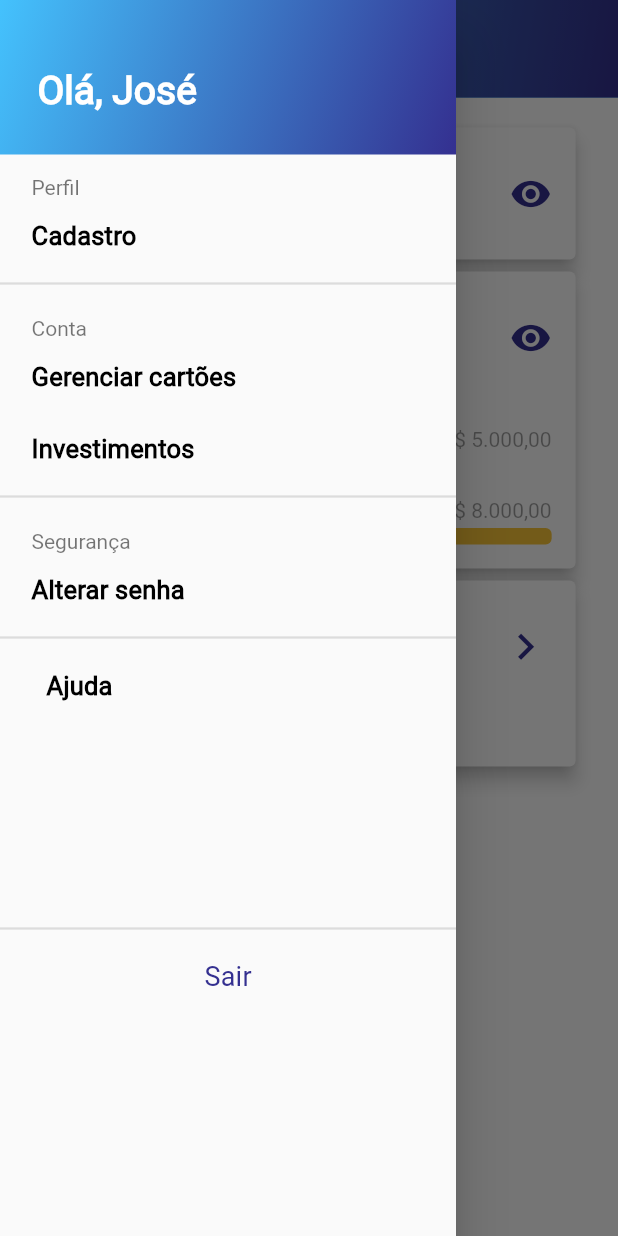
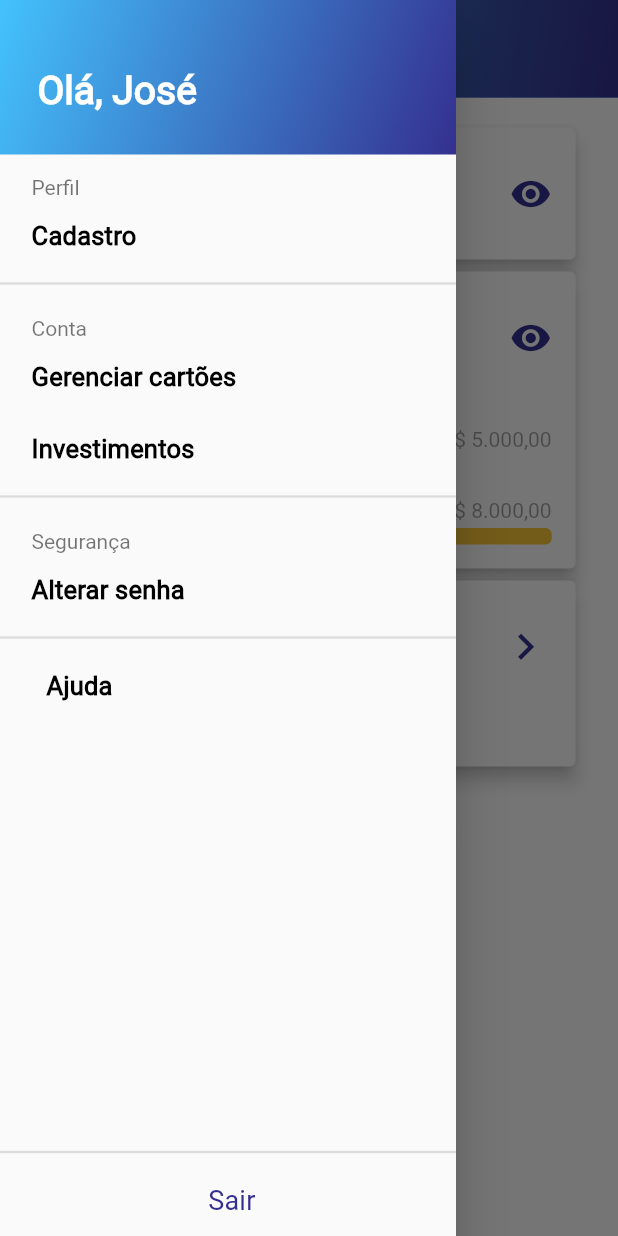
Before and after one commit to luna-vasconcelos/raroacademy-budget-techninjas, a Flutter app: the HomePage screen opened by its route, with the side drawer open, on a phone screen of 412 x 824 dp. Run offline on Flutter 3.47's test engine with Material 2 defaults, Android fonts, the phone set to English and light mode, and no system bars; our stand-ins replace auth_buttons, firebase_auth, firebase_core, flutter_modular, mobx; missing offline and left inert: animated_card; accounts and stored records are empty; generated files the repository leaves out were written again; project files that could hold a hidden picture were left out.

Commit message:
Drawer Responsivo

```diff
--- a/lib/src/modules/home/home/home_page.dart
+++ b/lib/src/modules/home/home/home_page.dart
@@ -15,7 +15,8 @@ class HomePage extends StatefulWidget {
 class _HomePageState extends State<HomePage> {
   @override
   Widget build(BuildContext context) {
-    return Scaffold(
+    return SafeArea(
+      child: Scaffold(
         backgroundColor: Colors.white,
         drawer: DrawerWidget(),
         appBar: AppBar(
@@ -126,11 +127,13 @@ class _HomePageState extends State<HomePage> {
                                       Container(
                                         height: 11,
                                         width:
-                                          MediaQuery.of(context).size.width * 1,
+                                            MediaQuery.of(context).size.width *
+                                                1,
                                       ),
                                       Container(
                                         height: 11,
-                                      width: MediaQuery.of(context).size.width *
+                                        width:
+                                            MediaQuery.of(context).size.width *
                                                 0.45,
                                         alignment: Alignment.centerLeft,
                                         decoration: BoxDecoration(
@@ -162,13 +165,15 @@ class _HomePageState extends State<HomePage> {
                                     children: [
                                       Container(
                                           height: 11,
-                                        width:
-                                            MediaQuery.of(context).size.width *
+                                          width: MediaQuery.of(context)
+                                                  .size
+                                                  .width *
                                               1),
                                       Container(
                                         height: 11,
                                         width:
-                                          MediaQuery.of(context).size.width * 1,
+                                            MediaQuery.of(context).size.width *
+                                                1,
                                         alignment: Alignment.centerLeft,
                                         decoration: BoxDecoration(
                                             color: AppColors.amarelo,
@@ -241,6 +246,7 @@ class _HomePageState extends State<HomePage> {
             ),
           ),
         ),
+      ),
     );
   }
 }
--- a/lib/src/shared/app_widgets/drawer_menu/drawer_widget.dart
+++ b/lib/src/shared/app_widgets/drawer_menu/drawer_widget.dart
@@ -9,7 +9,10 @@ class DrawerWidget extends StatelessWidget {
   @override
   Widget build(BuildContext context) {
     return Drawer(
-      child: ListView(
+      child: Stack(
+        fit: StackFit.expand,
+        children: [
+          ListView(
             padding: EdgeInsets.zero,
             children: <Widget>[
               Container(
@@ -26,6 +29,9 @@ class DrawerWidget extends StatelessWidget {
                       style: TextStyles.titledrawer,
                     ),
                   )),
+              Column(
+                crossAxisAlignment: CrossAxisAlignment.start,
+                children: [
                   Column(
                     crossAxisAlignment: CrossAxisAlignment.start,
                     children: [
@@ -135,18 +141,32 @@ class DrawerWidget extends StatelessWidget {
                                 style: TextStyles.subtittlecarddrawer,
                               ),
                             ),
-                    SizedBox(
-                      height: 130,
+                          ],
+                        ),
                       ),
                     ],
                   ),
+                ],
               ),
+            ],
+          ),
+          Positioned(
+            width: MediaQuery.of(context).size.width * 0.75,
+            bottom: 0,
+            child: Flex(
+              direction: Axis.vertical,
+              mainAxisSize: MainAxisSize.max,
+              children: [
                 Divider(
                   thickness: 1.5,
                   indent: 0,
                 ),
-              Center(
-                child: TextButton(
+                Row(
+                  mainAxisAlignment: MainAxisAlignment.center,
+                  crossAxisAlignment: CrossAxisAlignment.center,
+                  mainAxisSize: MainAxisSize.min,
+                  children: [
+                    TextButton(
                       style: TextButton.styleFrom(
                         padding: EdgeInsets.all(0),
                       ),
@@ -156,8 +176,10 @@ class DrawerWidget extends StatelessWidget {
                         style: TextStyles.roxow400Roboto,
                       ),
                     ),
+                  ],
                 ),
               ],
+            ),
           ),
         ],
       ),
```
Lines whose indentation alone changed are shown as unchanged.
